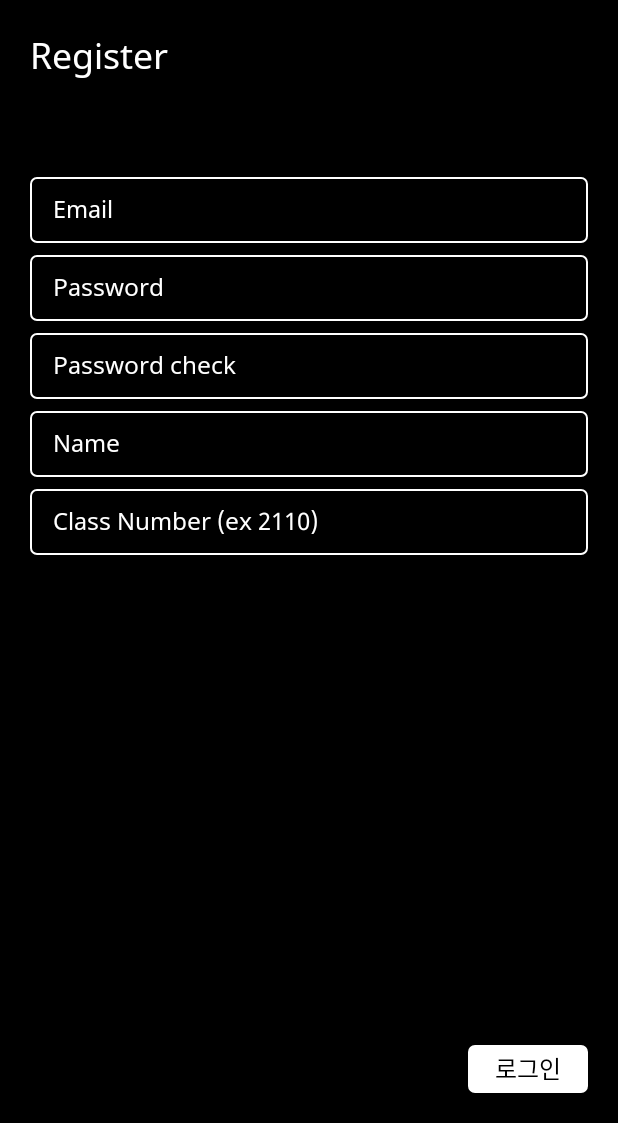
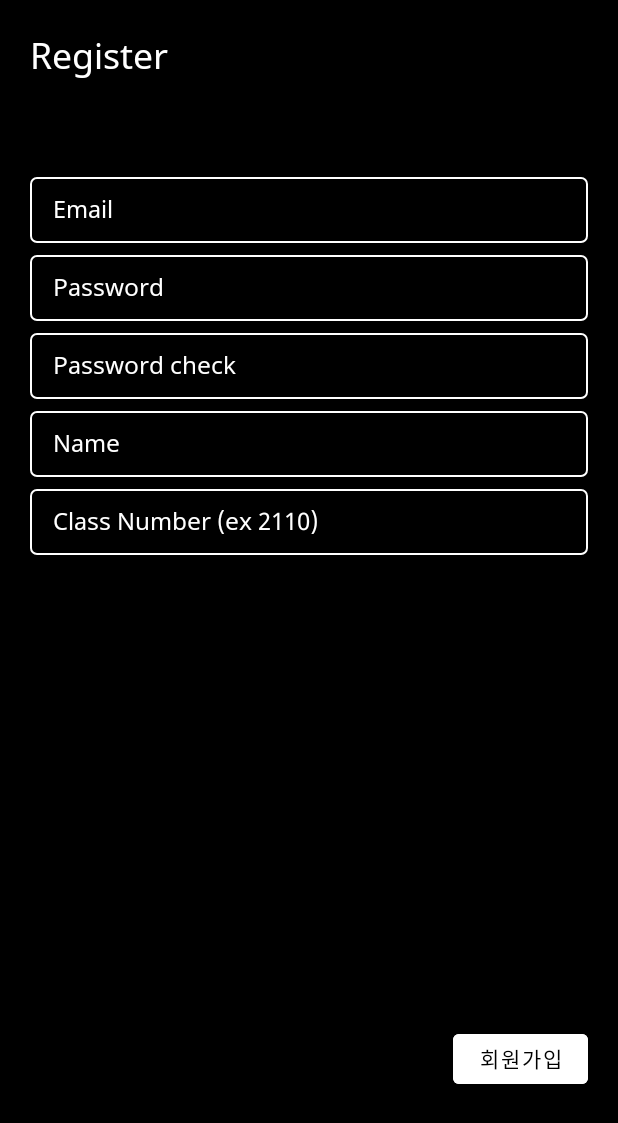
Before and after one commit to webtech-official/Jub-Jub-Android, an Android app: the RegisterActivity screen opened directly, with no data from a screen before it, on a phone screen of 412 x 824 dp, the part 113-1236 px from its top. Run offline under Robolectric (Android 15) with nearby library versions, the phone set to English and light mode, and no system bars.

Commit message:
Edit TextView text

```diff
--- a/app/src/main/res/layout/activity_register.xml
+++ b/app/src/main/res/layout/activity_register.xml
@@ -118,26 +118,18 @@
         app:layout_constraintTop_toBottomOf="@+id/editText_Name_RegisterActivity" />
 
 
-    <TextView
+    <Button
         android:id="@+id/button_Login_RegisterActivity"
-        android:layout_width="80dp"
-        android:layout_height="32dp"
-        android:background="@drawable/button_roundedge"
-        app:layout_constraintBottom_toBottomOf="parent"
-        app:layout_constraintEnd_toEndOf="parent" />
-
-    <TextView
-        android:layout_width="wrap_content"
-        android:layout_height="wrap_content"
-        android:text="로그인"
+        android:layout_width="90dp"
+        android:layout_height="45dp"
+        android:text="회원가입"
+        android:backgroundTint="@color/white"
         android:textColor="@color/black"
-        android:textSize="16dp"
+        android:textSize="14dp"
         android:fontFamily="@font/notosans"
         android:gravity="center"
-        app:layout_constraintBottom_toBottomOf="@+id/button_Login_RegisterActivity"
-        app:layout_constraintEnd_toEndOf="@+id/button_Login_RegisterActivity"
-        app:layout_constraintStart_toStartOf="@+id/button_Login_RegisterActivity"
-        app:layout_constraintTop_toTopOf="@+id/button_Login_RegisterActivity" />
+        app:layout_constraintBottom_toBottomOf="parent"
+        app:layout_constraintEnd_toEndOf="parent"  />
 
 
 
```
